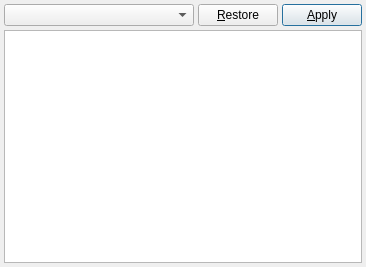
This is apps/skybox/gui/glsleditor.ui in cgcostume/osghimmel as Qt 5 draws it before an edit. The edited form follows.
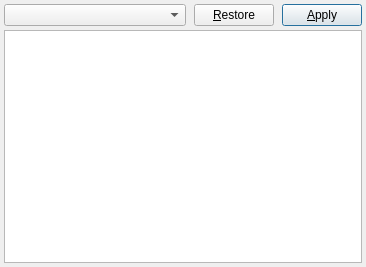
This is the edited form. Custom widgets are drawn as their Qt base class.

Patch:
```diff
--- a/apps/skybox/gui/glsleditor.ui
+++ b/apps/skybox/gui/glsleditor.ui
@@ -14,10 +14,13 @@
    <string>GLSL-Editor</string>
   </property>
   <layout class="QGridLayout" name="gridLayout">
-   <property name="margin">
+   <property name="horizontalSpacing">
+    <number>8</number>
+   </property>
+   <property name="verticalSpacing">
     <number>4</number>
    </property>
-   <property name="spacing">
+   <property name="margin">
     <number>4</number>
    </property>
    <item row="0" column="0">
```
